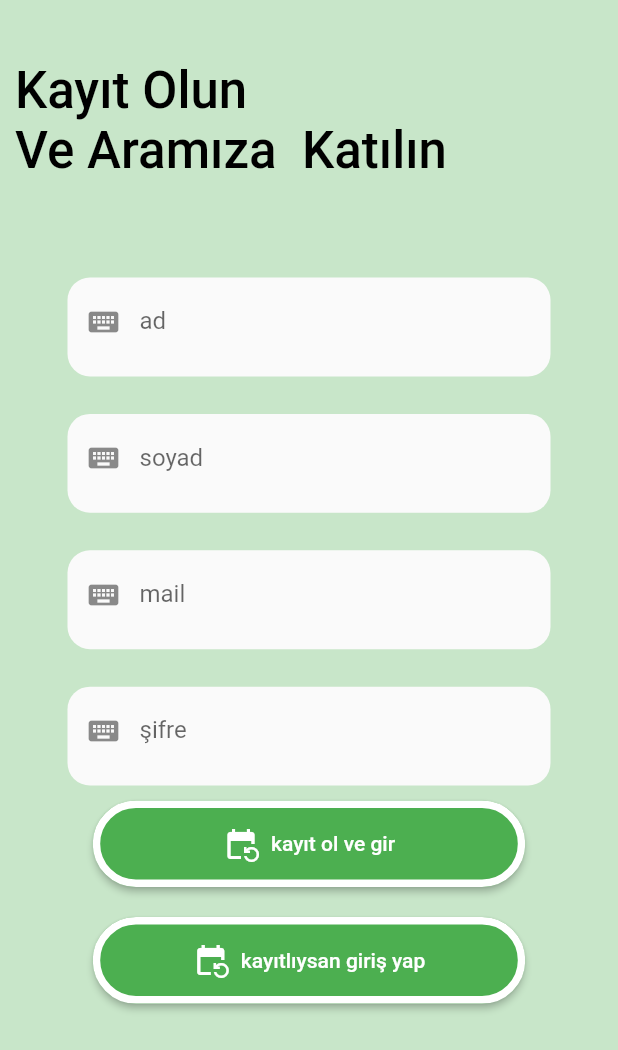
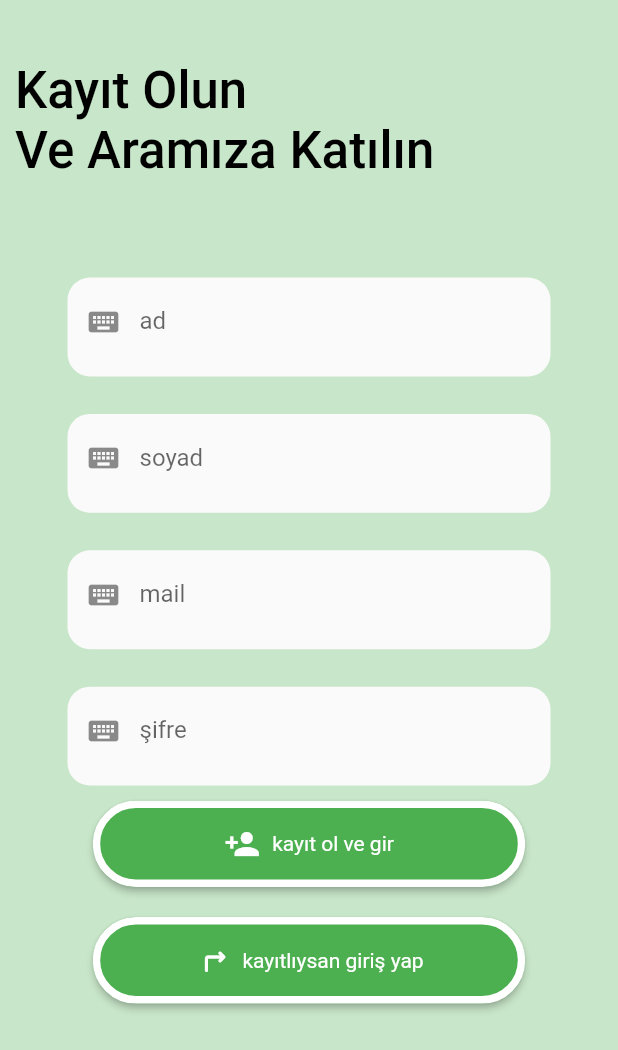
Before and after one commit to batucode1/3311456_213311077, a Flutter app: the screen it shows after launch, after a tap on "kayıt ol", on a phone screen of 412 x 824 dp. Shown: the top 1050 px of the screen. Run offline on Flutter 3.47's test engine with Material 2 defaults, Android fonts, the light colour scheme and no system bars; our stand-ins replace carousel_slider, lottie.

Commit message:
belki bi kerecik daha güncellerim

```diff
--- a/lib/constants/string_constant.dart
+++ b/lib/constants/string_constant.dart
@@ -6,10 +6,21 @@ class StringConstant {
   static const girisSlogan = "oku , araştır istersen git";
   static const kayitOl = "kayıt ol";
 
+  //KAYIT EKRANI
+  static const kayitTitle1 = "Kayıt Olun";
+  static const kayitTitle2 = "Ve Aramıza Katılın";
+  static const kayitOlVeGir = "kayıt ol ve gir";
+  static const kayitliysan = "kayıtlıysan giriş yap";
+
   static const String errorShowDialog1 = "HATA";
   static const String errorShowDialog2 =
       "kullanıcı adı veya şifre hatalı girildi";
   static const String ara = "ara";
+
+  //FAVORİLER yorum
+  static const String yorumTitle =
+      "Gittiğiniz yer hakkında düşünceleriniz belirtebilirsiniz";
+  static const String yorumBaslik = "Nereyi ziyaret ettiniz ?";
 
   static const String girisYap = "giriş yap";
   static const String sifremiUnuttum = "şifremi unuttum";
@@ -43,7 +54,8 @@ class StringConstant {
 //HABER TAB METİNLERİ
   static const String haberMetni =
       "Ordu, Türkiye'nin Karadeniz Bölgesi'nde yer alan bir şehirdir. Yaklaşık 210.000 nüfusu ile Karadeniz'deki önemli şehirlerden biridir.Ordu, tarihi MÖ 8. yüzyıla kadar uzanan bir şehirdir. Bölgedeki ilk yerleşimcilerin Pontuslular olduğu bilinmektedir. Tarihi boyunca birçok medeniyete ev sahipliği yapmıştır ve bu nedenle zengin bir kültürel mirasa sahiptir.Ordu, dağlık bir coğrafyada yer almaktadır ve genellikle yeşil doğası, yüksek tepeleri, akarsuları ve gölleri ile ünlüdür. Şehirde, Karadeniz'in ünlü plajlarından bazılarına ev sahipliği yapan uzun sahil şeridi de bulunmaktadır.Ordu'da turistler için birçok cazibe merkezi bulunmaktadır. Bunlar arasında, ünlü Boztepe Tepesi, Giresun Adası, Ulubey Kanyonu, Bolaman Kalesi, Perşembe Yaylası ve Aybastı Kalesi gibi yerler sayılabilir. Ayrıca, Ordu'nun yöresel lezzetleri de oldukça ünlüdür ve turistler tarafından sıklıkla denenen yemekler arasında Ordu pidesi, kuymak, mısır ekmeği, hamsi köftesi ve lahana sarması gibi lezzetler yer almaktadır.Sonuç olarak, Ordu, Türkiye'nin Karadeniz Bölgesi'nde yer alan zengin kültürel mirası, doğal güzellikleri ve turistik cazibe merkezleriyle gezilecek yerler arasında yer almaktadır.";
-
+  static const String appBarTitle = "her gün farklı bir yer hakkında bilgiler";
+  static const String haberTitle = "Ordunun gözdesi Boztepe";
 //YORUM EKLEME SABİTLERİ
 
   static const String yorumEkle = "yorumunu insanlarla paylaş";
--- a/lib/view/screens/karsilama_ekrani.dart
+++ b/lib/view/screens/karsilama_ekrani.dart
@@ -14,6 +14,8 @@ class KarsilamaEkrani extends StatelessWidget {
 
   @override
   Widget build(BuildContext context) {
+    double gWidth = MediaQuery.of(context).size.width;
+    double yHeight = MediaQuery.of(context).size.height;
     return SafeArea(
       child: Scaffold(
         backgroundColor: Colors.green.shade200,
@@ -21,7 +23,7 @@ class KarsilamaEkrani extends StatelessWidget {
           child: Column(
             children: [
               SizedBox(
-                height: MediaQuery.of(context).size.height * 0.1,
+                height: gWidth * 0.1,
               ),
               Text(
                 StringConstant.uygAdi,
@@ -30,8 +32,7 @@ class KarsilamaEkrani extends StatelessWidget {
               Padding(
                 padding: const EdgeInsets.all(10),
                 child: Lottie.asset(ImagesConstant.earthJson,
-                    width: MediaQuery.of(context).size.width,
-                    height: MediaQuery.of(context).size.height * 0.4),
+                    width: gWidth, height: yHeight * 0.4),
               ),
               Padding(
                 padding: const EdgeInsets.all(10),
--- a/lib/view/screens/kayit_ekrani.dart
+++ b/lib/view/screens/kayit_ekrani.dart
@@ -31,8 +31,8 @@ class _KayitEkraniState extends State<KayitEkrani> {
               crossAxisAlignment: CrossAxisAlignment.start,
               children: [
                 SizedBox(height: 30),
-                _hosgeldinTexti(context, "Kayıt Olun"),
-                _hosgeldinTexti(context, "Ve Aramıza  Katılın"),
+                _hosgeldinTexti(context, StringConstant.kayitTitle1),
+                _hosgeldinTexti(context, StringConstant.kayitTitle2),
                 Padding(
                   padding: const EdgeInsets.fromLTRB(10, 50, 10, 10),
                   child: Column(
@@ -46,7 +46,9 @@ class _KayitEkraniState extends State<KayitEkrani> {
                         Yheight: Yheight,
                         context: context,
                         onPressed: () {},
-                          title: "kayıt ol ve gir"),
+                        title: StringConstant.kayitOlVeGir,
+                        icon: const Icon(Icons.person_add),
+                      ),
                       SizedBox(height: 20),
                       KayitVeGirisButonu(
                         Gwidth: Gwidth,
@@ -55,7 +57,9 @@ class _KayitEkraniState extends State<KayitEkrani> {
                         onPressed: () {
                           Navigator.pushNamed(context, "/giris");
                         },
-                          title: "kayıtlıysan giriş yap")
+                        title: StringConstant.kayitliysan,
+                        icon: Icon(Icons.turn_right_rounded),
+                      ),
                     ],
                   ),
                 ),
--- a/lib/view/screens/listeleme.dart
+++ b/lib/view/screens/listeleme.dart
@@ -19,9 +19,12 @@ class ListelemeEkrani extends StatefulWidget {
 class _ListelemeEkraniState extends State<ListelemeEkrani> {
   @override
   Widget build(BuildContext context) {
+    double gWidth = MediaQuery.of(context).size.width;
+    double yHeight = MediaQuery.of(context).size.height;
     return Scaffold(
       backgroundColor: Colors.greenAccent.shade200,
       appBar: AppBar(
+        automaticallyImplyLeading: false,
         centerTitle: true,
         title: Text(
           "Sonuçlar",
--- a/lib/view/screens/tabs_screen/anasayfa.dart
+++ b/lib/view/screens/tabs_screen/anasayfa.dart
@@ -32,6 +32,7 @@ class _AnaSayfaState extends State<AnaSayfa> {
     double Yheight = MediaQuery.of(context).size.height;
     return Scaffold(
       appBar: AppBar(
+        automaticallyImplyLeading: false,
         centerTitle: true,
         title: Text(
           "nereleri gezmek istersin",
@@ -80,7 +81,7 @@ class _AnaSayfaState extends State<AnaSayfa> {
                               SizedBox(width: Gwidth * 0.01),
                               Expanded(
                                 child: DropDownFormField(
-                                    ilSec: "ilçe seç",
+                                    ilSec: "ilçe seç ",
                                     onChanged: (value) {
                                       setState(() {
                                         secilen_ilce = value.toString();
--- a/lib/view/screens/tabs_screen/haberler.dart
+++ b/lib/view/screens/tabs_screen/haberler.dart
@@ -22,8 +22,9 @@ class _HaberlerEkraniState extends State<HaberlerEkrani> {
     return SafeArea(
       child: Scaffold(
           appBar: AppBar(
+            automaticallyImplyLeading: false,
             title: Text(
-              "her gün farklı bir yer hakkında bilgiler",
+              StringConstant.appBarTitle,
               style: Theme.of(context)
                   .textTheme
                   .bodyLarge!
@@ -37,7 +38,7 @@ class _HaberlerEkraniState extends State<HaberlerEkrani> {
                 Padding(
                   padding: const EdgeInsets.all(10),
                   child: Text(
-                    "Ordunun gözdesi Boztepe",
+                    StringConstant.haberTitle,
                     style: Theme.of(context).textTheme.headline4!.copyWith(
                         fontWeight: FontWeight.bold, color: Colors.black),
                   ),
--- a/lib/widgets/elevated_kayit_giris.dart
+++ b/lib/widgets/elevated_kayit_giris.dart
@@ -8,8 +8,9 @@ class KayitVeGirisButonu extends StatelessWidget {
     required this.context,
     required this.onPressed,
     required this.title,
+    required this.icon,
   });
-
+  final Icon icon;
   final double Gwidth;
   final double Yheight;
   final BuildContext context;
@@ -19,9 +20,10 @@ class KayitVeGirisButonu extends StatelessWidget {
   @override
   Widget build(BuildContext context) {
     return ElevatedButton.icon(
-      icon: Icon(Icons.event_repeat),
+      icon: icon,
       label: Text(title),
       style: ElevatedButton.styleFrom(
+        textStyle: TextStyle(color: Colors.white),
         padding: EdgeInsets.all(10),
         fixedSize: Size(Gwidth * 0.7, Yheight * 0.07),
         backgroundColor: Colors.green,
--- a/lib/widgets/slider_widget.dart
+++ b/lib/widgets/slider_widget.dart
@@ -16,13 +16,15 @@ class SliderWidget extends StatefulWidget {
 class _SliderWidgetState extends State<SliderWidget> {
   @override
   Widget build(BuildContext context) {
+    double gWidth = MediaQuery.of(context).size.width;
+    double yHeight = MediaQuery.of(context).size.height;
     return CarouselSlider.builder(
       itemCount: widget.SliderImages.length,
       itemBuilder: (context, index, realIndex) {
         final herBirFotograf = widget.SliderImages[index];
         return Container(
           margin: EdgeInsets.all(5),
-          width: MediaQuery.of(context).size.width,
+          width: gWidth,
           height: 400,
           child: Image.asset(
             herBirFotograf,
--- a/lib/widgets/textfield.dart
+++ b/lib/widgets/textfield.dart
@@ -6,11 +6,13 @@ class UserFields extends StatelessWidget {
 
   @override
   Widget build(BuildContext context) {
+    double gWidth = MediaQuery.of(context).size.width;
+    double yHeight = MediaQuery.of(context).size.height;
     return Padding(
       padding: const EdgeInsets.fromLTRB(25, 15, 25, 10),
       child: Container(
-        width: MediaQuery.of(context).size.width,
-        height: MediaQuery.of(context).size.height * 0.08,
+        width: gWidth,
+        height: yHeight * 0.08,
         child: Material(
           borderRadius: BorderRadius.circular(15),
           child: TextFormField(
```
Also changed, not shown: lib/comment/comments_view.dart (deleted, +0 -45 lines), lib/view/screens/comments_view.dart (added, +40 -0 lines), lib/view/screens/detay_ekrani.dart (+5 -2 lines), lib/view/screens/giris_ekrani.dart (+2 -44 lines), lib/view/screens/tabs_screen/favoriler.dart (+5 -5 lines), lib/view/screens/tabs_screen/profil.dart (+4 -4 lines), lib/config/extension.dart (deleted), lib/utils/helpers.dart (deleted), lib/utils/ui.dart (deleted). Lines whose indentation alone changed are shown as unchanged.
